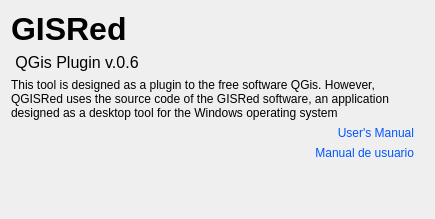
Qt form ui/qgisred_about_dialog.ui (qgisred/QGISRed) before a commit.
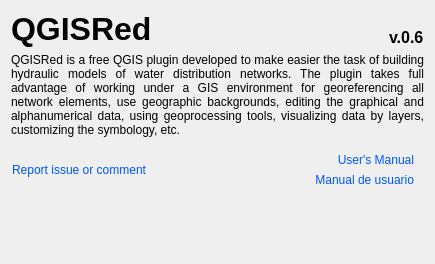
The same form after that commit. Icons and pictures are not drawn.

Commit message: Delete valve or pump from pipe. About dialog improved.

```diff
--- a/ui/qgisred_about_dialog.ui
+++ b/ui/qgisred_about_dialog.ui
@@ -7,7 +7,7 @@
     <x>0</x>
     <y>0</y>
     <width>435</width>
-    <height>219</height>
+    <height>264</height>
    </rect>
   </property>
   <property name="windowTitle">
@@ -23,10 +23,10 @@
      <item>
       <layout class="QVBoxLayout" name="verticalLayout_3">
        <item>
+        <layout class="QVBoxLayout" name="verticalLayout_4">
+         <item>
         <layout class="QHBoxLayout" name="horizontalLayout_2">
          <item>
-          <layout class="QVBoxLayout" name="verticalLayout_2">
-           <item>
             <widget class="QLabel" name="label_2">
              <property name="font">
               <font>
@@ -36,45 +36,52 @@
               </font>
              </property>
              <property name="text">
-              <string>GISRed</string>
+              <string>QGISRed</string>
+             </property>
+             <property name="alignment">
+              <set>Qt::AlignBottom|Qt::AlignLeading|Qt::AlignLeft</set>
              </property>
             </widget>
            </item>
+           <item>
+            <spacer name="horizontalSpacer">
+             <property name="orientation">
+              <enum>Qt::Horizontal</enum>
+             </property>
+             <property name="sizeHint" stdset="0">
+              <size>
+               <width>40</width>
+               <height>20</height>
+              </size>
+             </property>
+            </spacer>
+           </item>
            <item>
             <widget class="QLabel" name="versionLabel">
              <property name="font">
               <font>
                <pointsize>12</pointsize>
+               <weight>75</weight>
+               <bold>true</bold>
               </font>
              </property>
              <property name="text">
-              <string> QGis Plugin v.0.6</string>
+              <string>v.0.6</string>
+             </property>
+             <property name="alignment">
+              <set>Qt::AlignBottom|Qt::AlignLeading|Qt::AlignLeft</set>
              </property>
             </widget>
            </item>
           </layout>
          </item>
-         <item>
-          <spacer name="horizontalSpacer">
-           <property name="orientation">
-            <enum>Qt::Horizontal</enum>
-           </property>
-           <property name="sizeHint" stdset="0">
-            <size>
-             <width>40</width>
-             <height>20</height>
-            </size>
-           </property>
-          </spacer>
-         </item>
-        </layout>
-       </item>
-       <item>
-        <layout class="QVBoxLayout" name="verticalLayout_4">
          <item>
           <widget class="QLabel" name="label">
            <property name="text">
-            <string>This tool is designed as a plugin to the free software QGis. However, QGISRed uses the source code of the GISRed software, an application designed as a desktop tool for the Windows operating system</string>
+            <string>QGISRed is a free QGIS plugin developed to make easier the task of building hydraulic models of water distribution networks. The plugin takes full advantage of working under a GIS environment for georeferencing all network elements, use geographic backgrounds, editing the graphical and alphanumerical data, using geoprocessing tools, visualizing data by layers, customizing the symbology, etc.</string>
+           </property>
+           <property name="alignment">
+            <set>Qt::AlignJustify|Qt::AlignVCenter</set>
            </property>
            <property name="wordWrap">
             <bool>true</bool>
@@ -82,6 +89,116 @@
           </widget>
          </item>
          <item>
+          <spacer name="verticalSpacer_2">
+           <property name="orientation">
+            <enum>Qt::Vertical</enum>
+           </property>
+           <property name="sizeType">
+            <enum>QSizePolicy::Fixed</enum>
+           </property>
+           <property name="sizeHint" stdset="0">
+            <size>
+             <width>20</width>
+             <height>10</height>
+            </size>
+           </property>
+          </spacer>
+         </item>
+         <item>
+          <layout class="QHBoxLayout" name="horizontalLayout_3">
+           <item>
+            <widget class="QLabel" name="lbIssues">
+             <property name="palette">
+              <palette>
+               <active>
+                <colorrole role="WindowText">
+                 <brush brushstyle="SolidPattern">
+                  <color alpha="255">
+                   <red>0</red>
+                   <green>85</green>
+                   <blue>255</blue>
+                  </color>
+                 </brush>
+                </colorrole>
+                <colorrole role="Text">
+                 <brush brushstyle="SolidPattern">
+                  <color alpha="255">
+                   <red>0</red>
+                   <green>85</green>
+                   <blue>255</blue>
+                  </color>
+                 </brush>
+                </colorrole>
+               </active>
+               <inactive>
+                <colorrole role="WindowText">
+                 <brush brushstyle="SolidPattern">
+                  <color alpha="255">
+                   <red>0</red>
+                   <green>85</green>
+                   <blue>255</blue>
+                  </color>
+                 </brush>
+                </colorrole>
+                <colorrole role="Text">
+                 <brush brushstyle="SolidPattern">
+                  <color alpha="255">
+                   <red>0</red>
+                   <green>85</green>
+                   <blue>255</blue>
+                  </color>
+                 </brush>
+                </colorrole>
+               </inactive>
+               <disabled>
+                <colorrole role="WindowText">
+                 <brush brushstyle="SolidPattern">
+                  <color alpha="255">
+                   <red>120</red>
+                   <green>120</green>
+                   <blue>120</blue>
+                  </color>
+                 </brush>
+                </colorrole>
+                <colorrole role="Text">
+                 <brush brushstyle="SolidPattern">
+                  <color alpha="255">
+                   <red>120</red>
+                   <green>120</green>
+                   <blue>120</blue>
+                  </color>
+                 </brush>
+                </colorrole>
+               </disabled>
+              </palette>
+             </property>
+             <property name="cursor">
+              <cursorShape>PointingHandCursor</cursorShape>
+             </property>
+             <property name="text">
+              <string>Report issue or comment</string>
+             </property>
+             <property name="alignment">
+              <set>Qt::AlignRight|Qt::AlignTrailing|Qt::AlignVCenter</set>
+             </property>
+            </widget>
+           </item>
+           <item>
+            <spacer name="horizontalSpacer_2">
+             <property name="orientation">
+              <enum>Qt::Horizontal</enum>
+             </property>
+             <property name="sizeHint" stdset="0">
+              <size>
+               <width>40</width>
+               <height>20</height>
+              </size>
+             </property>
+            </spacer>
+           </item>
+           <item>
+            <layout class="QVBoxLayout" name="verticalLayout_5">
+             <item>
           <widget class="QLabel" name="lbManual">
            <property name="palette">
             <palette>
@@ -234,6 +351,10 @@
             <set>Qt::AlignRight|Qt::AlignTrailing|Qt::AlignVCenter</set>
            </property>
           </widget>
+             </item>
+            </layout>
+           </item>
+          </layout>
          </item>
         </layout>
        </item>
```
Lines whose indentation alone changed are shown as unchanged. The commit also changes 5 other files.
